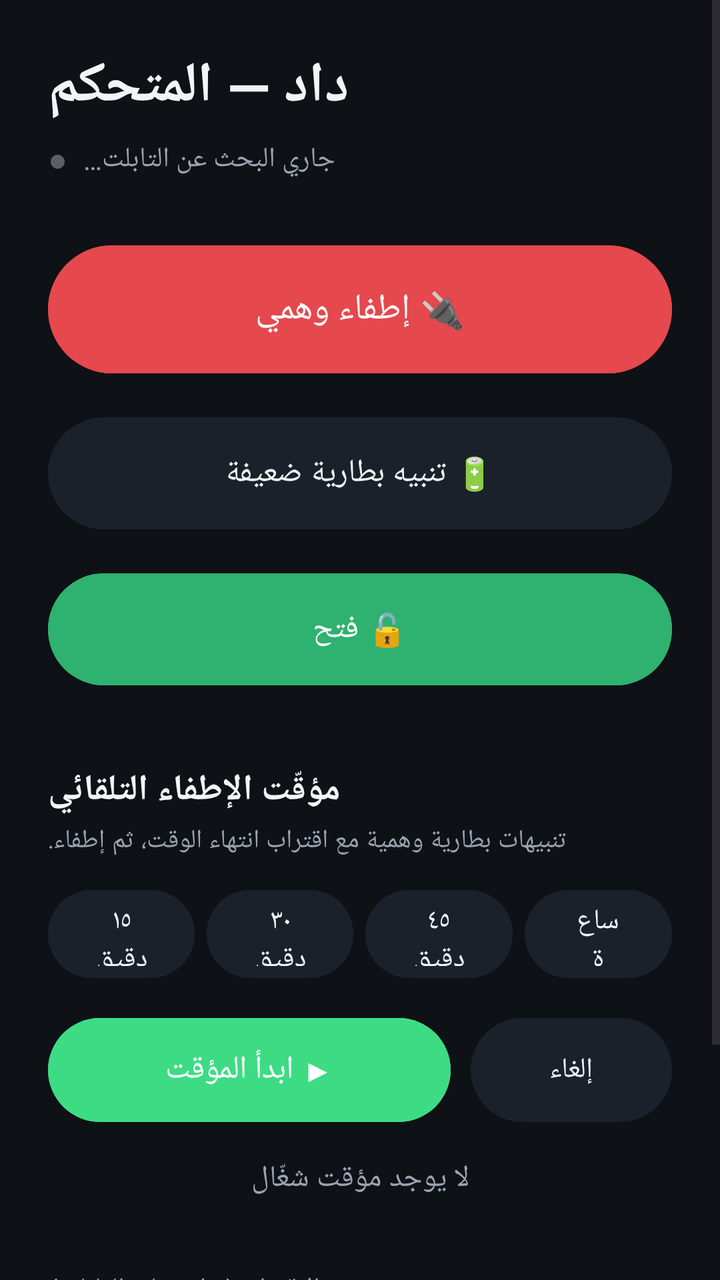
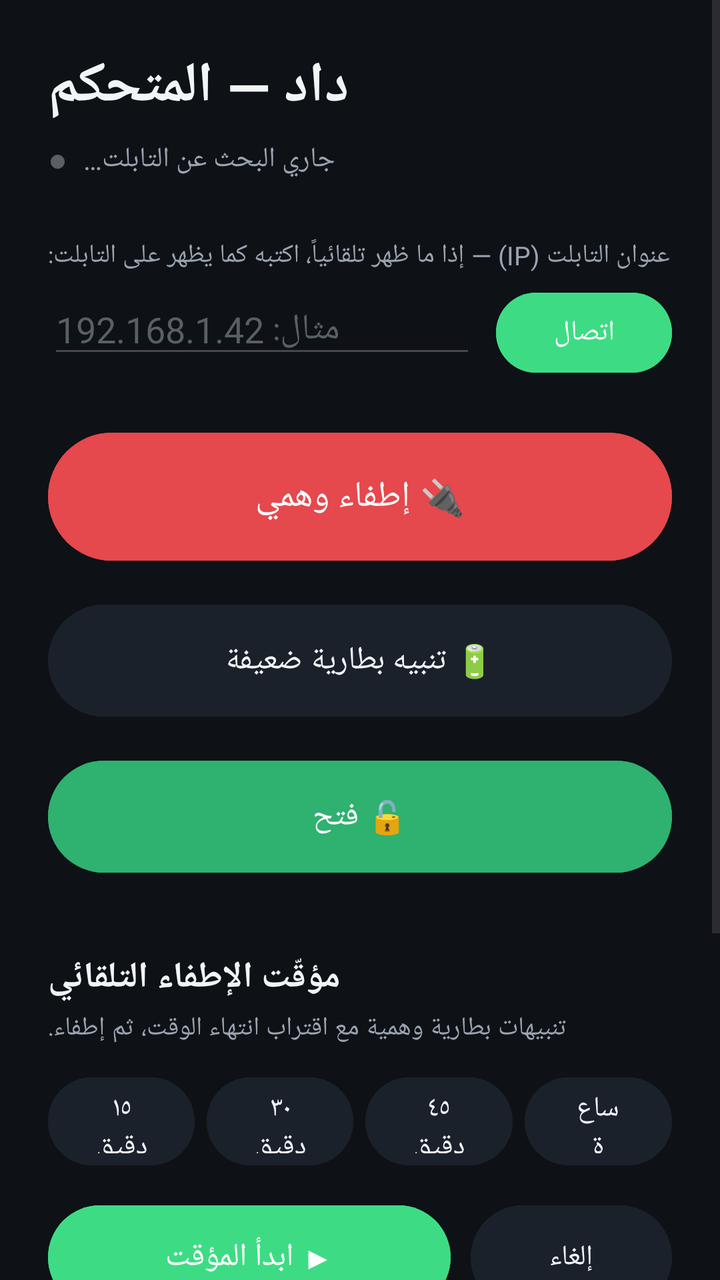

The first picture is an Android layout as it rendered before a commit; the second is the same layout after the commit. The layout source and the unified diff follow.
<!-- AndroidManifest.xml: application theme Theme.DadPhone -->
<!-- res/layout/activity_main.xml -->
<?xml version="1.0" encoding="utf-8"?>
<ScrollView xmlns:android="http://schemas.android.com/apk/res/android"
    xmlns:app="http://schemas.android.com/apk/res-auto"
    android:layout_width="match_parent"
    android:layout_height="match_parent"
    android:background="@color/bg"
    android:fillViewport="true">

    <LinearLayout
        android:layout_width="match_parent"
        android:layout_height="wrap_content"
        android:orientation="vertical"
        android:padding="24dp">

        <TextView
            android:layout_width="wrap_content"
            android:layout_height="wrap_content"
            android:text="@string/app_name"
            android:textColor="@color/text_primary"
            android:textSize="28sp"
            android:textStyle="bold" />

        
        <LinearLayout
            android:layout_width="wrap_content"
            android:layout_height="wrap_content"
            android:orientation="horizontal"
            android:gravity="center_vertical"
            android:paddingTop="6dp"
            android:paddingBottom="28dp">
            <TextView
                android:id="@+id/statusDot"
                android:layout_width="wrap_content"
                android:layout_height="wrap_content"
                android:text="●"
                android:textColor="@color/off_gray"
                android:textSize="16sp"
                android:paddingEnd="8dp"
                android:paddingRight="8dp" />
            <TextView
                android:id="@+id/statusText"
                android:layout_width="wrap_content"
                android:layout_height="wrap_content"
                android:text="@string/searching"
                android:textColor="@color/text_secondary"
                android:textSize="14sp" />
        </LinearLayout>

        
        <Button
            android:id="@+id/btnLock"
            android:layout_width="match_parent"
            android:layout_height="72dp"
            android:text="@string/action_lock"
            android:textSize="18sp"
            android:textColor="@color/white"
            android:backgroundTint="@color/danger" />

        <Button
            android:id="@+id/btnBattery"
            android:layout_width="match_parent"
            android:layout_height="64dp"
            android:layout_marginTop="14dp"
            android:text="@string/action_battery"
            android:textSize="16sp"
            android:textColor="@color/text_primary"
            android:backgroundTint="@color/surface" />

        <Button
            android:id="@+id/btnUnlock"
            android:layout_width="match_parent"
            android:layout_height="64dp"
            android:layout_marginTop="14dp"
            android:text="@string/action_unlock"
            android:textSize="16sp"
            android:textColor="@color/white"
            android:backgroundTint="@color/ok_green" />

        
        <TextView
            android:layout_width="wrap_content"
            android:layout_height="wrap_content"
            android:text="@string/timer_label"
            android:textColor="@color/text_primary"
            android:textSize="18sp"
            android:textStyle="bold"
            android:paddingTop="36dp" />

        <TextView
            android:layout_width="wrap_content"
            android:layout_height="wrap_content"
            android:text="@string/timer_hint"
            android:textColor="@color/text_secondary"
            android:textSize="13sp"
            android:paddingTop="4dp"
            android:paddingBottom="12dp" />

        <LinearLayout
            android:layout_width="match_parent"
            android:layout_height="wrap_content"
            android:orientation="horizontal"
            android:baselineAligned="false">

            <Button
                android:id="@+id/btnMin15"
                android:layout_width="0dp"
                android:layout_height="52dp"
                android:layout_weight="1"
                android:layout_marginEnd="6dp"
                android:text="@string/min_15"
                android:textSize="14sp"
                android:textColor="@color/text_primary"
                android:backgroundTint="@color/surface" />

            <Button
                android:id="@+id/btnMin30"
                android:layout_width="0dp"
                android:layout_height="52dp"
                android:layout_weight="1"
                android:layout_marginEnd="6dp"
                android:text="@string/min_30"
                android:textSize="14sp"
                android:textColor="@color/text_primary"
                android:backgroundTint="@color/surface" />

            <Button
                android:id="@+id/btnMin45"
                android:layout_width="0dp"
                android:layout_height="52dp"
                android:layout_weight="1"
                android:layout_marginEnd="6dp"
                android:text="@string/min_45"
                android:textSize="14sp"
                android:textColor="@color/text_primary"
                android:backgroundTint="@color/surface" />

            <Button
                android:id="@+id/btnMin60"
                android:layout_width="0dp"
                android:layout_height="52dp"
                android:layout_weight="1"
                android:text="@string/min_60"
                android:textSize="14sp"
                android:textColor="@color/text_primary"
                android:backgroundTint="@color/surface" />
        </LinearLayout>

        <LinearLayout
            android:layout_width="match_parent"
            android:layout_height="wrap_content"
            android:orientation="horizontal"
            android:baselineAligned="false"
            android:layout_marginTop="12dp">

            <Button
                android:id="@+id/btnStartTimer"
                android:layout_width="0dp"
                android:layout_height="60dp"
                android:layout_weight="2"
                android:layout_marginEnd="10dp"
                android:text="@string/start_timer"
                android:textSize="16sp"
                android:textColor="@color/white"
                android:backgroundTint="@color/accent" />

            <Button
                android:id="@+id/btnCancelTimer"
                android:layout_width="0dp"
                android:layout_height="60dp"
                android:layout_weight="1"
                android:text="@string/cancel_timer"
                android:textSize="14sp"
                android:textColor="@color/text_primary"
                android:backgroundTint="@color/surface" />
        </LinearLayout>

        <TextView
            android:id="@+id/timerText"
            android:layout_width="match_parent"
            android:layout_height="wrap_content"
            android:text="@string/timer_idle"
            android:textColor="@color/text_secondary"
            android:textSize="15sp"
            android:gravity="center"
            android:paddingTop="14dp" />

        
        <TextView
            android:layout_width="wrap_content"
            android:layout_height="wrap_content"
            android:text="@string/pairing_label"
            android:textColor="@color/text_secondary"
            android:paddingTop="36dp"
            android:paddingBottom="8dp" />

        <EditText
            android:id="@+id/tokenField"
            android:layout_width="match_parent"
            android:layout_height="wrap_content"
            android:hint="@string/pairing_hint"
            android:textColor="@color/text_primary"
            android:textColorHint="@color/off_gray"
            android:inputType="textNoSuggestions"
            android:maxLines="1" />

        <Button
            android:id="@+id/btnSaveToken"
            android:layout_width="wrap_content"
            android:layout_height="wrap_content"
            android:layout_gravity="end"
            android:layout_marginTop="8dp"
            android:text="@string/save"
            android:textColor="@color/text_primary"
            android:backgroundTint="@color/surface" />
    </LinearLayout>
</ScrollView>
<!-- resources referenced by this layout -->
<resources>
  <color name="accent">#3DDC84</color>
  <color name="bg">#0E1116</color>
  <color name="danger">#E5484D</color>
  <color name="off_gray">#5A5F66</color>
  <color name="ok_green">#2FB170</color>
  <color name="surface">#1B212B</color>
  <color name="text_primary">#F2F5F8</color>
  <color name="text_secondary">#9AA4B1</color>
  <color name="white">#FFFFFF</color>
  <string name="action_battery">🔋  تنبيه بطارية ضعيفة</string>
  <string name="action_lock">🔌  إطفاء وهمي</string>
  <string name="action_unlock">🔓  فتح</string>
  <string name="app_name">داد — المتحكم</string>
  <string name="cancel_timer">إلغاء</string>
  <string name="min_15">١٥ دقيقة</string>
  <string name="min_30">٣٠ دقيقة</string>
  <string name="min_45">٤٥ دقيقة</string>
  <string name="min_60">ساعة</string>
  <string name="pairing_hint">مثال: 7f3a9c2b1d4e5f60</string>
  <string name="pairing_label">رمز الاقتران (يظهر على التابلت)</string>
  <string name="save">حفظ</string>
  <string name="searching">جاري البحث عن التابلت…</string>
  <string name="start_timer">▶  ابدأ المؤقت</string>
  <string name="timer_hint">تنبيهات بطارية وهمية مع اقتراب انتهاء الوقت، ثم إطفاء.</string>
  <string name="timer_idle">لا يوجد مؤقت شغّال</string>
  <string name="timer_label">مؤقّت الإطفاء التلقائي</string>
  <style name="Theme.DadPhone" parent="Theme.Material3.DayNight.NoActionBar">
          <item name="android:windowBackground">@color/bg</item>
          <item name="android:statusBarColor">@color/bg</item>
      </style>
</resources>

<!-- the commit's change to res/layout/activity_main.xml (unified diff, before → after) -->
@@ -47,6 +47,42 @@
         </LinearLayout>
 
         
+        <TextView
+            android:layout_width="wrap_content"
+            android:layout_height="wrap_content"
+            android:text="@string/ip_connect_label"
+            android:textColor="@color/text_secondary"
+            android:textSize="13sp"
+            android:paddingBottom="6dp" />
+
+        <LinearLayout
+            android:layout_width="match_parent"
+            android:layout_height="wrap_content"
+            android:orientation="horizontal"
+            android:baselineAligned="false"
+            android:paddingBottom="22dp">
+            <EditText
+                android:id="@+id/ipField"
+                android:layout_width="0dp"
+                android:layout_height="wrap_content"
+                android:layout_weight="1"
+                android:layout_marginEnd="10dp"
+                android:hint="@string/ip_hint"
+                android:textColor="@color/text_primary"
+                android:textColorHint="@color/off_gray"
+                android:inputType="phone"
+                android:digits="0123456789."
+                android:maxLines="1" />
+            <Button
+                android:id="@+id/btnConnect"
+                android:layout_width="wrap_content"
+                android:layout_height="wrap_content"
+                android:text="@string/connect"
+                android:textColor="@color/white"
+                android:backgroundTint="@color/accent" />
+        </LinearLayout>
+
+        
         <Button
             android:id="@+id/btnLock"
             android:layout_width="match_parent"
<!-- resource entries referenced after the edit -->
@@ -14,6 +14,9 @@
   <string name="action_unlock">🔓  فتح</string>
   <string name="app_name">داد — المتحكم</string>
   <string name="cancel_timer">إلغاء</string>
+  <string name="connect">اتصال</string>
+  <string name="ip_connect_label">عنوان التابلت (IP) — إذا ما ظهر تلقائياً، اكتبه كما يظهر على التابلت:</string>
+  <string name="ip_hint">مثال: 192.168.1.42</string>
   <string name="min_15">١٥ دقيقة</string>
   <string name="min_30">٣٠ دقيقة</string>
   <string name="min_45">٤٥ دقيقة</string>
